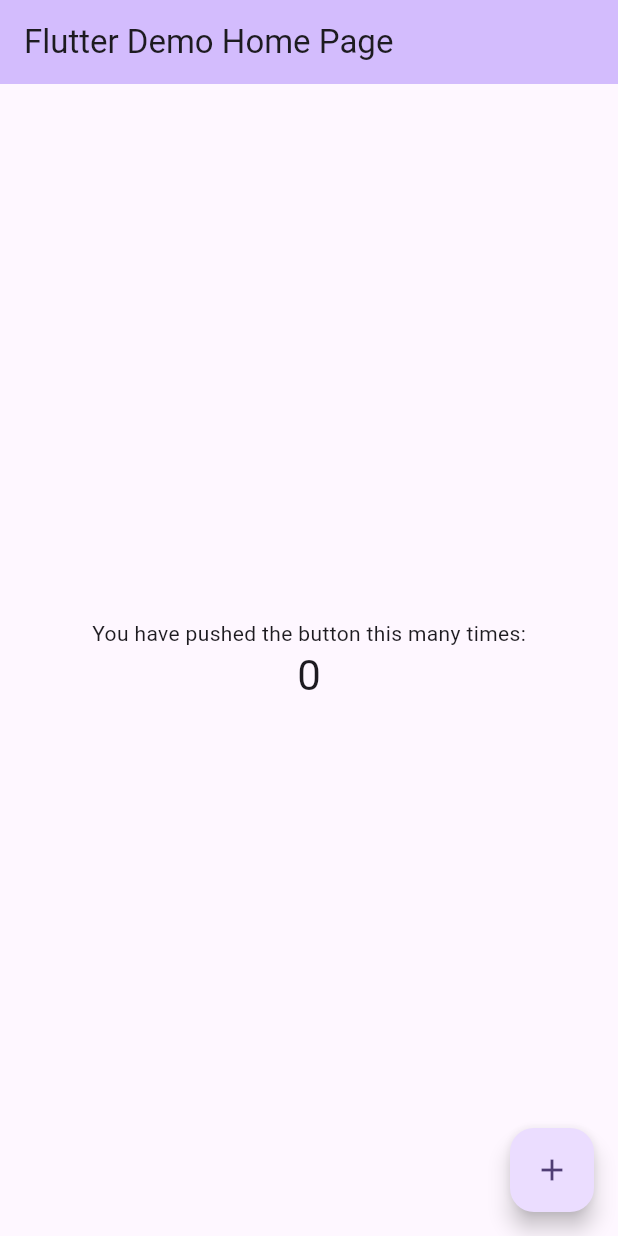
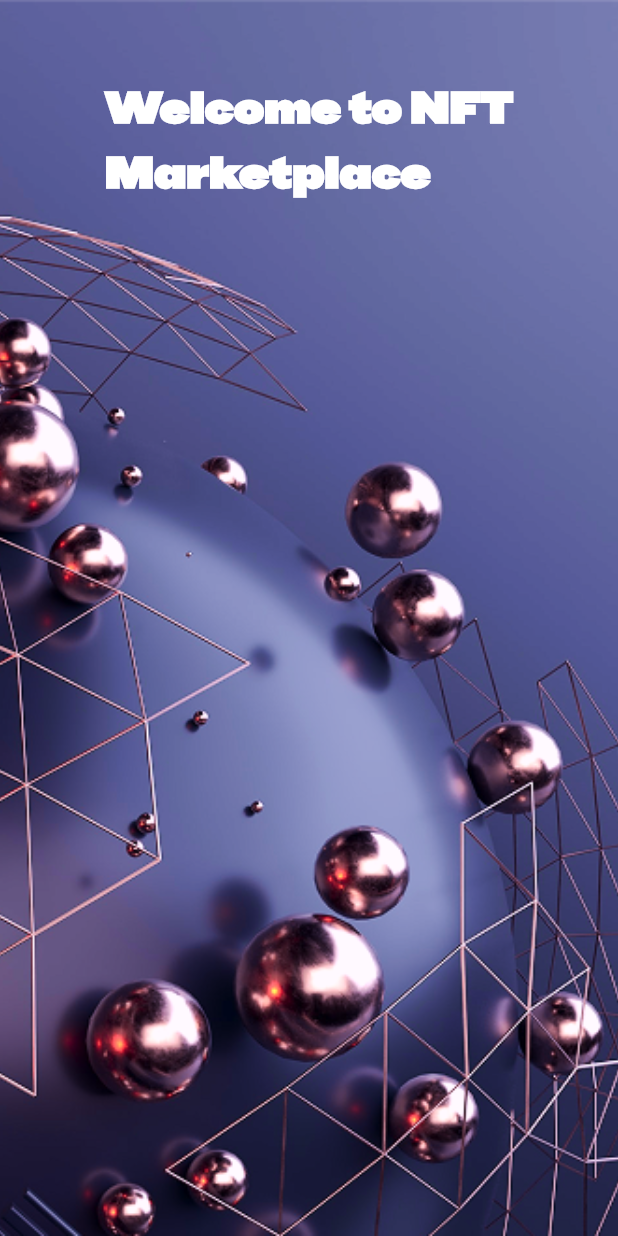
Before and after one commit to Snowden-AQ/mini_nft_marketplace, a Flutter app: the screen it shows after launch, on a phone screen of 412 x 824 dp. Run offline on Flutter 3.47's test engine with Material 3 defaults, Android fonts, the phone set to English and light mode, and no system bars.

Commit message:
design on boarding page

```diff
--- /dev/null
+++ b/lib/app/myApp.dart
@@ -0,0 +1,15 @@
+import 'package:flutter/material.dart';
+
+import '../core/resourses/route_mangers.dart';
+
+class MyApp extends StatelessWidget {
+  const MyApp({super.key});
+
+  @override
+  Widget build(BuildContext context) {
+    return MaterialApp(
+      routes: RouteMangers.routes,
+      initialRoute: RoutName.kOnBordingPage,
+    );
+  }
+}
--- /dev/null
+++ b/lib/core/resourses/asset_mangaer.dart
@@ -0,0 +1,3 @@
+ class AssetManger{
+   static const String onBoardingBackground="assets/images/on_bording_baakgraond.png";
+ }
--- /dev/null
+++ b/lib/core/resourses/color_manger.dart
@@ -0,0 +1,7 @@
+import 'dart:ui';
+
+class ColorManger{
+  static const Color ktistColor = Color(0xFF5C609B);
+  static const Color ktist1Color=Color(0xffD3B9EB);
+  static const Color kColorWhite=Color(0xffFFFFFF);
+}
--- /dev/null
+++ b/lib/core/resourses/fonit_size_mangers.dart
@@ -0,0 +1,6 @@
+class FontSizeManger{
+  static const double fontSize36=30;
+
+}class FontManeger {
+  static const String sfpro="Sf pro";
+}
--- /dev/null
+++ b/lib/core/resourses/route_mangers.dart
@@ -0,0 +1,15 @@
+
+
+import 'package:flutter/material.dart';
+
+import '../../features/onBoarding/on_Boarding_Page.dart';
+
+class RouteMangers {
+  static Map<String, WidgetBuilder> routes = {
+    RoutName.kOnBordingPage : (context) => const OnBoardingPage(),
+
+  };
+}
+class RoutName{
+  static const String kOnBordingPage = "on_bording_page";
+}
--- /dev/null
+++ b/lib/core/resourses/size_hiet_with_mangers.dart
@@ -0,0 +1,13 @@
+class HeightManger{
+  static const double height10=10.0;
+  static const double height25=25.0;
+  static const double height50=50.0;
+
+  //=========================== Width ===========================
+}class WidthManger{
+  static const double width10=10.0;
+}class spaceManger{
+  static const double space10=10.0;
+}class paddingManger{
+  static const double padding25=25.0;
+}
--- /dev/null
+++ b/lib/core/resourses/string_managers.dart
@@ -0,0 +1,3 @@
+class StringManger{
+  static const String onBoardingTitle = "Welcome to NFT\nMarketplace";
+}
--- /dev/null
+++ b/lib/features/onBoarding/on_Boarding_Page.dart
@@ -0,0 +1,41 @@
+import 'package:flutter/material.dart' show Alignment, AssetImage, BoxDecoration, BuildContext, Column, Container, EdgeInsets, FontWeight, Image, LinearGradient, SafeArea, Scaffold, Stack, StatelessWidget, Text, TextAlign, TextStyle, Widget, BoxFit, SizedBox, MainAxisAlignment, CrossAxisAlignment;
+
+import '../../core/resourses/asset_mangaer.dart';
+import '../../core/resourses/color_manger.dart';
+import '../../core/resourses/fonit_size_mangers.dart';
+import '../../core/resourses/size_hiet_with_mangers.dart';
+import '../../core/resourses/string_managers.dart';
+
+class OnBoardingPage extends StatelessWidget {
+  const OnBoardingPage({super.key});
+
+  @override
+  Widget build(BuildContext context) {
+    return Scaffold(
+      body: SafeArea(child:
+      Stack(
+          children: [
+           Image(
+             width: double.infinity,
+             height: double.infinity,
+               fit: BoxFit.cover,
+               image: AssetImage(AssetManger.onBoardingBackground)),
+            Container(
+              width: double.infinity,
+              child: Column(
+
+                children: [
+                  SizedBox(height: HeightManger.height50,),
+                  Text(StringManger.onBoardingTitle, textAlign: TextAlign.start,style: TextStyle( fontFamily: FontManeger.sfpro,color: ColorManger.kColorWhite,fontSize: FontSizeManger.fontSize36,fontWeight: FontWeight.bold),),
+
+                ],
+              ),
+            ),
+
+          ],
+        ),
+      ),
+      );
+
+  }
+}
--- a/lib/main.dart
+++ b/lib/main.dart
@@ -1,122 +1,7 @@
 import 'package:flutter/material.dart';
+
+import 'app/myApp.dart';
 
 void main() {
   runApp(const MyApp());
 }
-
-class MyApp extends StatelessWidget {
-  const MyApp({super.key});
-
-  // This widget is the root of your application.
-  @override
-  Widget build(BuildContext context) {
-    return MaterialApp(
-      title: 'Flutter Demo',
-      theme: ThemeData(
-        // This is the theme of your application.
-        //
-        // TRY THIS: Try running your application with "flutter run". You'll see
-        // the application has a purple toolbar. Then, without quitting the app,
-        // try changing the seedColor in the colorScheme below to Colors.green
-        // and then invoke "hot reload" (save your changes or press the "hot
-        // reload" button in a Flutter-supported IDE, or press "r" if you used
-        // the command line to start the app).
-        //
-        // Notice that the counter didn't reset back to zero; the application
-        // state is not lost during the reload. To reset the state, use hot
-        // restart instead.
-        //
-        // This works for code too, not just values: Most code changes can be
-        // tested with just a hot reload.
-        colorScheme: ColorScheme.fromSeed(seedColor: Colors.deepPurple),
-      ),
-      home: const MyHomePage(title: 'Flutter Demo Home Page'),
-    );
-  }
-}
-
-class MyHomePage extends StatefulWidget {
-  const MyHomePage({super.key, required this.title});
-
-  // This widget is the home page of your application. It is stateful, meaning
-  // that it has a State object (defined below) that contains fields that affect
-  // how it looks.
-
-  // This class is the configuration for the state. It holds the values (in this
-  // case the title) provided by the parent (in this case the App widget) and
-  // used by the build method of the State. Fields in a Widget subclass are
-  // always marked "final".
-
-  final String title;
-
-  @override
-  State<MyHomePage> createState() => _MyHomePageState();
-}
-
-class _MyHomePageState extends State<MyHomePage> {
-  int _counter = 0;
-
-  void _incrementCounter() {
-    setState(() {
-      // This call to setState tells the Flutter framework that something has
-      // changed in this State, which causes it to rerun the build method below
-      // so that the display can reflect the updated values. If we changed
-      // _counter without calling setState(), then the build method would not be
-      // called again, and so nothing would appear to happen.
-      _counter++;
-    });
-  }
-
-  @override
-  Widget build(BuildContext context) {
-    // This method is rerun every time setState is called, for instance as done
-    // by the _incrementCounter method above.
-    //
-    // The Flutter framework has been optimized to make rerunning build methods
-    // fast, so that you can just rebuild anything that needs updating rather
-    // than having to individually change instances of widgets.
-    return Scaffold(
-      appBar: AppBar(
-        // TRY THIS: Try changing the color here to a specific color (to
-        // Colors.amber, perhaps?) and trigger a hot reload to see the AppBar
-        // change color while the other colors stay the same.
-        backgroundColor: Theme.of(context).colorScheme.inversePrimary,
-        // Here we take the value from the MyHomePage object that was created by
-        // the App.build method, and use it to set our appbar title.
-        title: Text(widget.title),
-      ),
-      body: Center(
-        // Center is a layout widget. It takes a single child and positions it
-        // in the middle of the parent.
-        child: Column(
-          // Column is also a layout widget. It takes a list of children and
-          // arranges them vertically. By default, it sizes itself to fit its
-          // children horizontally, and tries to be as tall as its parent.
-          //
-          // Column has various properties to control how it sizes itself and
-          // how it positions its children. Here we use mainAxisAlignment to
-          // center the children vertically; the main axis here is the vertical
-          // axis because Columns are vertical (the cross axis would be
-          // horizontal).
-          //
-          // TRY THIS: Invoke "debug painting" (choose the "Toggle Debug Paint"
-          // action in the IDE, or press "p" in the console), to see the
-          // wireframe for each widget.
-          mainAxisAlignment: MainAxisAlignment.center,
-          children: <Widget>[
-            const Text('You have pushed the button this many times:'),
-            Text(
-              '$_counter',
-              style: Theme.of(context).textTheme.headlineMedium,
-            ),
-          ],
-        ),
-      ),
-      floatingActionButton: FloatingActionButton(
-        onPressed: _incrementCounter,
-        tooltip: 'Increment',
-        child: const Icon(Icons.add),
-      ), // This trailing comma makes auto-formatting nicer for build methods.
-    );
-  }
-}
```
Also changed, not shown: pubspec.yaml (+8 -7 lines), assets/fonts/Amiri-BoldItalic.ttf (added), assets/fonts/BBHSansHegarty-Regular.ttf (added), assets/images/on_bording_baakgraond.png (added), 1 other file.
